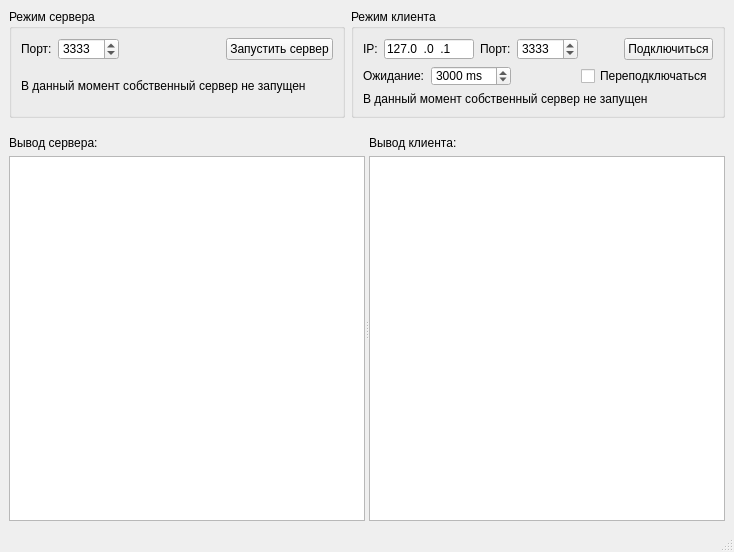
Before: the Qt Designer form mainwindow.ui in CJayM/PingPong, drawn with Qt 5.
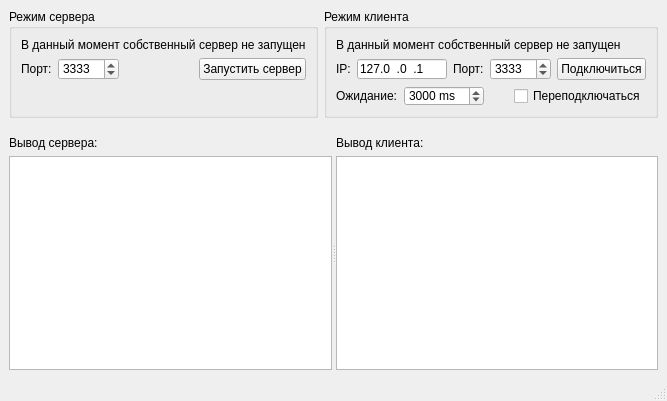
After: the same form once the commit is applied.

Commit message: Добавлен полезный вывод в консоли

Patch:
```diff
--- a/mainwindow.ui
+++ b/mainwindow.ui
@@ -6,8 +6,8 @@
    <rect>
     <x>0</x>
     <y>0</y>
-    <width>734</width>
-    <height>552</height>
+    <width>662</width>
+    <height>401</height>
    </rect>
   </property>
   <property name="windowTitle">
@@ -47,6 +47,16 @@
             <string>Режим сервера</string>
            </property>
            <layout class="QVBoxLayout" name="verticalLayout_8">
+            <item>
+             <widget class="QLabel" name="lblServerState">
+              <property name="styleSheet">
+               <string notr="true"/>
+              </property>
+              <property name="text">
+               <string>В данный момент собственный сервер не запущен</string>
+              </property>
+             </widget>
+            </item>
             <item>
              <layout class="QHBoxLayout" name="horizontalLayout_2">
               <item>
@@ -116,14 +126,17 @@
              </layout>
             </item>
             <item>
-             <widget class="QLabel" name="lblServerState">
-              <property name="styleSheet">
-               <string notr="true"/>
+             <spacer name="verticalSpacer">
+              <property name="orientation">
+               <enum>Qt::Vertical</enum>
               </property>
-              <property name="text">
-               <string>В данный момент собственный сервер не запущен</string>
+              <property name="sizeHint" stdset="0">
+               <size>
+                <width>20</width>
+                <height>0</height>
+               </size>
               </property>
-             </widget>
+             </spacer>
             </item>
            </layout>
           </widget>
@@ -134,6 +147,13 @@
             <string>Режим клиента</string>
            </property>
            <layout class="QVBoxLayout" name="verticalLayout_9">
+            <item>
+             <widget class="QLabel" name="lblClientState">
+              <property name="text">
+               <string>В данный момент собственный сервер не запущен</string>
+              </property>
+             </widget>
+            </item>
             <item>
              <layout class="QHBoxLayout" name="horizontalLayout_3">
               <item>
@@ -282,11 +302,17 @@
              </layout>
             </item>
             <item>
-             <widget class="QLabel" name="lblClientState">
-              <property name="text">
-               <string>В данный момент собственный сервер не запущен</string>
+             <spacer name="verticalSpacer_2">
+              <property name="orientation">
+               <enum>Qt::Vertical</enum>
               </property>
-             </widget>
+              <property name="sizeHint" stdset="0">
+               <size>
+                <width>20</width>
+                <height>0</height>
+               </size>
+              </property>
+             </spacer>
             </item>
            </layout>
           </widget>
```
Left out of the diff: 2 changed lines with no effect on the pictures. The commit also changes 2 other files.
